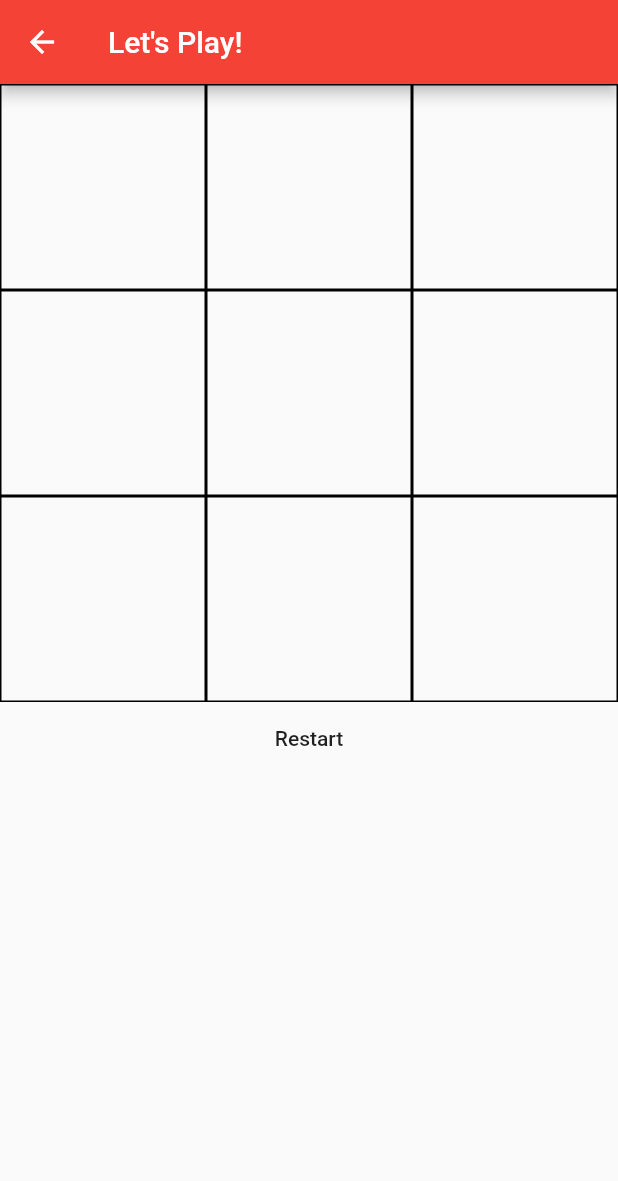
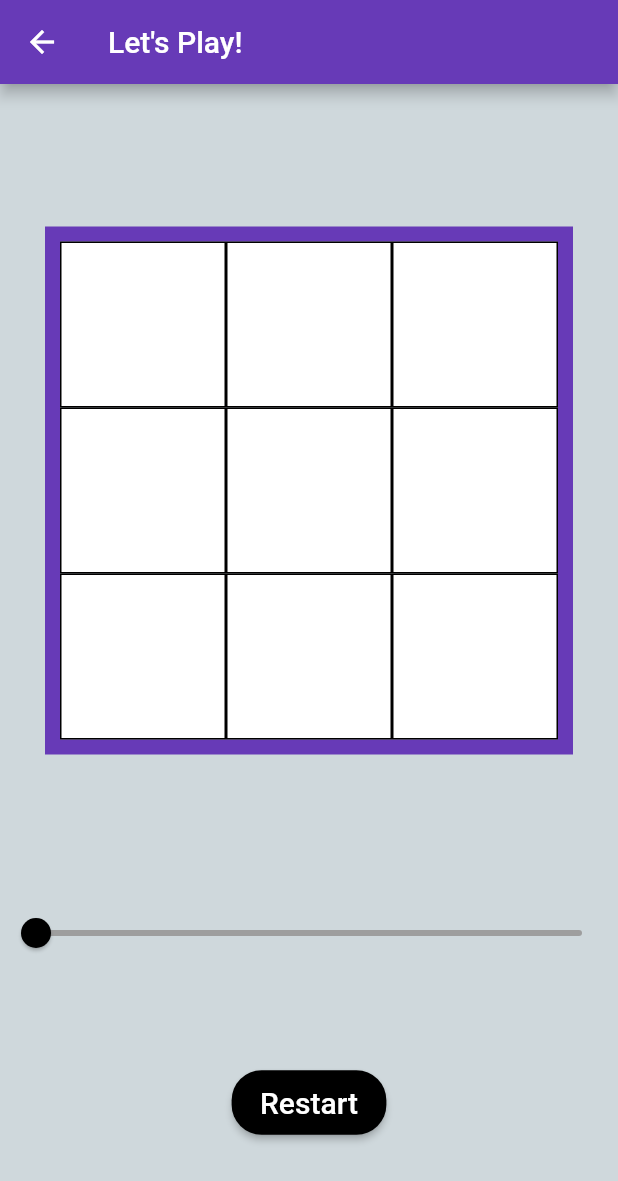
Before and after one commit to dextermaher/tic_tac_toe, a Flutter app: the screen it shows after launch, after a tap on "Play!", on a phone screen of 412 x 824 dp. Shown: the top 1181 px of the screen. Run offline on Flutter 3.47's test engine with Material 2 defaults, Android fonts, the phone set to English and light mode, and no system bars.

Commit message:
making it pretty :)

```diff
--- a/lib/cell.dart
+++ b/lib/cell.dart
@@ -21,6 +21,7 @@ class _CellState extends State<Cell> {
       },
       child: Container(
         decoration: BoxDecoration(
+          color: Colors.white,
           border: Border.all(color: Colors.black),
         ),
         child: Icon(
--- a/lib/main.dart
+++ b/lib/main.dart
@@ -13,7 +13,7 @@ class MyApp extends StatelessWidget {
   Widget build(BuildContext context) {
     return MaterialApp(
       theme: ThemeData(
-        primarySwatch: Colors.red,
+        primarySwatch: Colors.deepPurple,
         visualDensity: VisualDensity.adaptivePlatformDensity,
       ),
       initialRoute: '/',
--- a/lib/screen.dart
+++ b/lib/screen.dart
@@ -14,7 +14,7 @@ class MyHomePage extends StatefulWidget {
 }
 
 class _MyHomePageState extends State<MyHomePage> {
-  final int rowLength = 3;
+  int rowLength = 3;
   List<Widget> cellList = List();
   bool hasCreated = false;
   bool isX = true;
@@ -247,19 +247,55 @@ class _MyHomePageState extends State<MyHomePage> {
   Widget build(BuildContext context) {
     cellListCreator();
     return Scaffold(
+      backgroundColor: Colors.blueGrey[100],
       appBar: AppBar(
         title: Text("Let's Play!"),
       ),
       body: Column(
+        mainAxisAlignment: MainAxisAlignment.spaceEvenly,
         children: [
-          (GridView.count(
-            crossAxisCount: rowLength,
-            scrollDirection: Axis.vertical,
-            shrinkWrap: true,
-            children: cellList,
-          )),
-          FlatButton(
-            child: Text('Restart'),
+          SafeArea(
+            child: Container(
+              margin: EdgeInsets.all(30),
+              decoration: BoxDecoration(
+                border: Border.all(width: 10, color: Colors.deepPurple),
+              ),
+              child: (GridView.count(
+                crossAxisCount: rowLength,
+                scrollDirection: Axis.vertical,
+                shrinkWrap: true,
+                children: cellList,
+              )),
+            ),
+          ),
+          Slider(
+            value: rowLength.toDouble(),
+            min: 3,
+            max: 15,
+            activeColor: Colors.black,
+            inactiveColor: Colors.grey,
+            onChanged: (newVal) {
+              setState(() {
+                rowLength = newVal.floor();
+                hasCreated = false;
+              });
+            },
+          ),
+          RaisedButton(
+            shape: RoundedRectangleBorder(
+              borderRadius: BorderRadius.circular(20),
+            ),
+            color: Colors.black,
+            textColor: Colors.white,
+            child: Container(
+              padding: EdgeInsets.fromLTRB(3, 10, 3, 10),
+              child: Text(
+                'Restart',
+                style: TextStyle(
+                  fontSize: 20.0,
+                ),
+              ),
+            ),
             onPressed: () {
               // resetter();
               Navigator.pushNamed(context, '/win',
```
